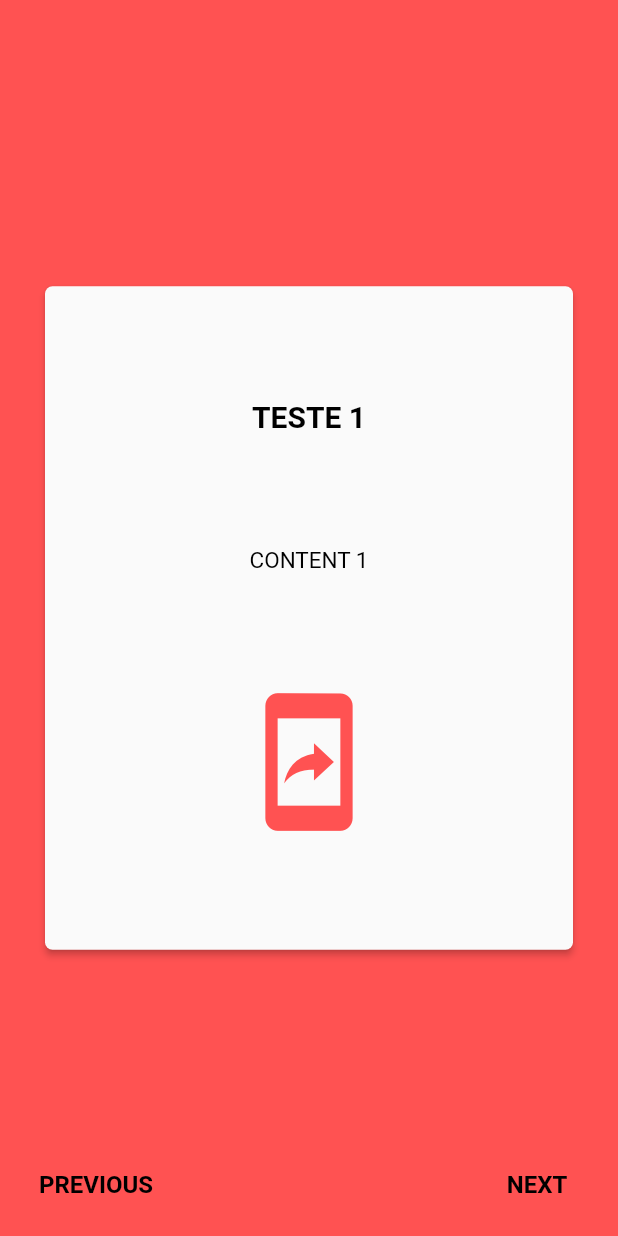
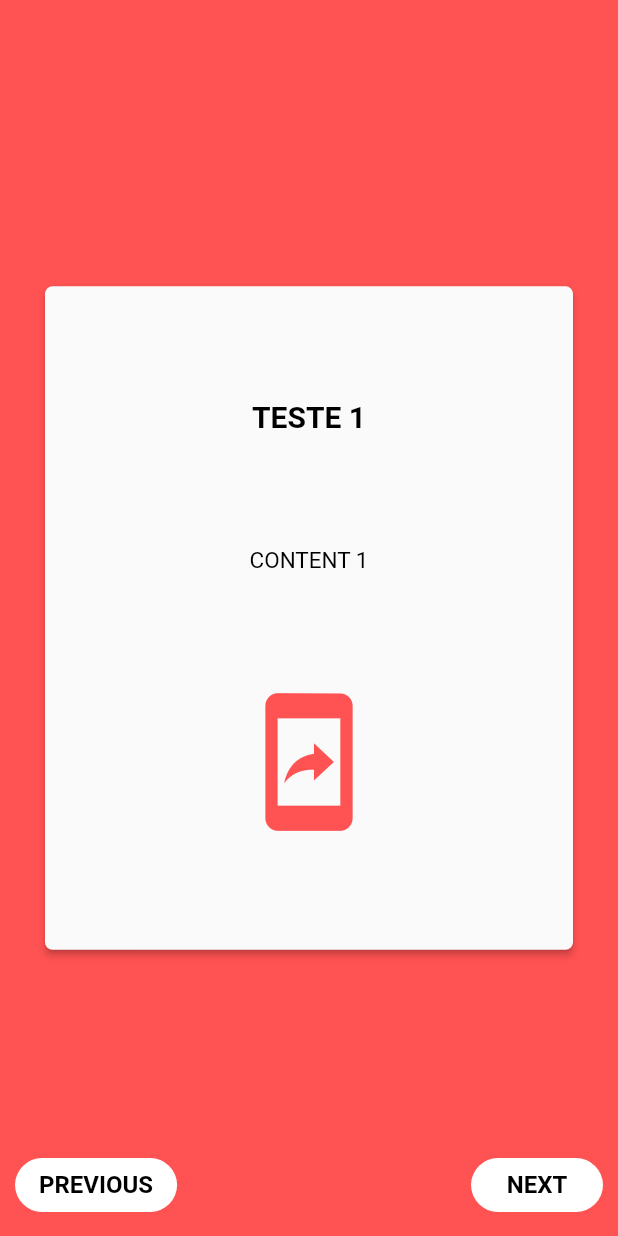
Before and after one commit to marcuspinheiro/easy-blood, a Flutter app: the screen it shows after launch, after a tap on "PREVIOUS", on a phone screen of 412 x 824 dp. Run offline on Flutter 3.47's test engine with Material 2 defaults, Android fonts, the phone set to English and light mode, and no system bars; our stand-ins replace font_awesome_flutter, google_maps_flutter; network calls fail.

Commit message:
Estilo do botão adicionado

```diff
--- a/lib/pages/home_screen.dart
+++ b/lib/pages/home_screen.dart
@@ -57,28 +57,28 @@ class HomeScreenState extends State<HomeScreen> {
               crossAxisAlignment: CrossAxisAlignment.end,
               children: <Widget>[
                 FlatButton(
+                  color: Colors.white,
+                  shape: new RoundedRectangleBorder(borderRadius: new BorderRadius.circular(30.0)),
                   child: Text(lastPage ? "BACK" : "PREVIOUS",
                       style: TextStyle(
                           color: Colors.black,
                           fontWeight: FontWeight.bold,
                           fontSize: 16.0)),
-                  onPressed: () => lastPage
-                      ? widget.skipPage(context)
-                      : controller.previousPage(
-                          duration: Duration(milliseconds: 300),
-                          curve: Curves.easeIn),
+                  onPressed: () => controller.previousPage(
+                      duration: Duration(milliseconds: 300),
+                      curve: Curves.easeIn),
                 ),
                 FlatButton(
-                  child: Text(lastPage ? "GOT IT" : "NEXT",
+                  color: Colors.white,
+                  shape: new RoundedRectangleBorder(borderRadius: new BorderRadius.circular(30.0)),
+                  child: Text(lastPage ? "" : "NEXT",
                       style: TextStyle(
                           color: Colors.black,
                           fontWeight: FontWeight.bold,
                           fontSize: 16.0)),
-                  onPressed: () => lastPage
-                      ? widget.skipPage(context)
-                      : controller.nextPage(
-                          duration: Duration(milliseconds: 300),
-                          curve: Curves.easeIn),
+                  onPressed: () => controller.nextPage(
+                      duration: Duration(milliseconds: 300),
+                      curve: Curves.easeIn),
                 ),
               ],
             ),
```
